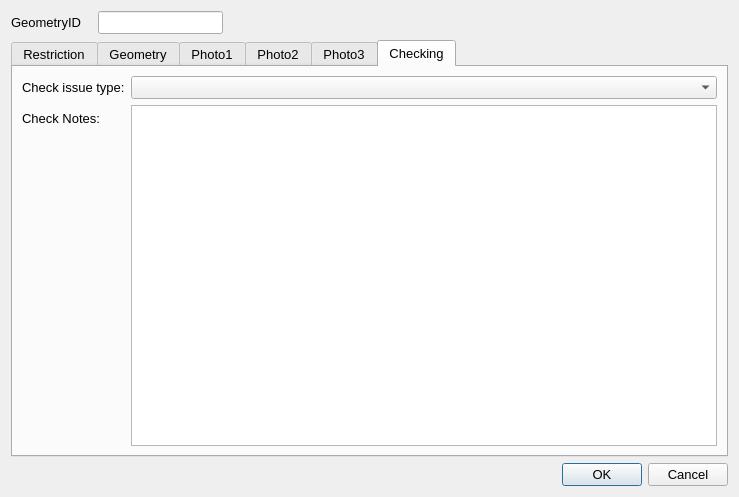
Qt form ui/Vehicle_Barriers.ui (tlh22/demandForm) before a commit.
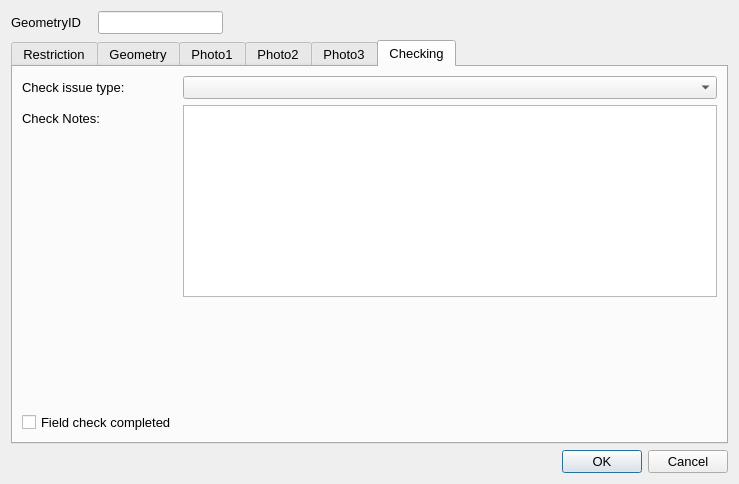
The same form after that commit. The open tabs and pages were chosen to show the change. Icons and pictures are not drawn.

The edit to the form file:
```diff
--- a/ui/Vehicle_Barriers.ui
+++ b/ui/Vehicle_Barriers.ui
@@ -7,7 +7,7 @@
     <x>0</x>
     <y>0</y>
     <width>739</width>
-    <height>497</height>
+    <height>484</height>
    </rect>
   </property>
   <property name="sizePolicy">
@@ -506,6 +506,26 @@
        <item row="0" column="1">
         <widget class="QComboBox" name="MHTC_CheckIssueTypeID"/>
        </item>
+       <item row="3" column="0">
+        <widget class="QCheckBox" name="FieldCheckCompleted">
+         <property name="text">
+          <string>Field check completed</string>
+         </property>
+        </widget>
+       </item>
+       <item row="2" column="0">
+        <spacer name="verticalSpacer_2">
+         <property name="orientation">
+          <enum>Qt::Vertical</enum>
+         </property>
+         <property name="sizeHint" stdset="0">
+          <size>
+           <width>20</width>
+           <height>20</height>
+          </size>
+         </property>
+        </spacer>
+       </item>
       </layout>
      </widget>
     </widget>
```
